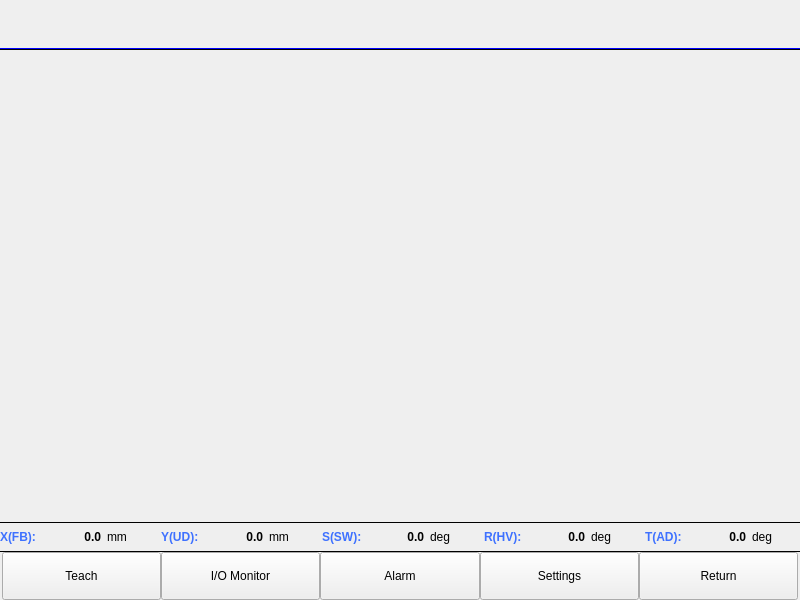
First picture: the form in mainframe_8.ui, repository GaussCheng/2-5AxisPunch, before the edit.
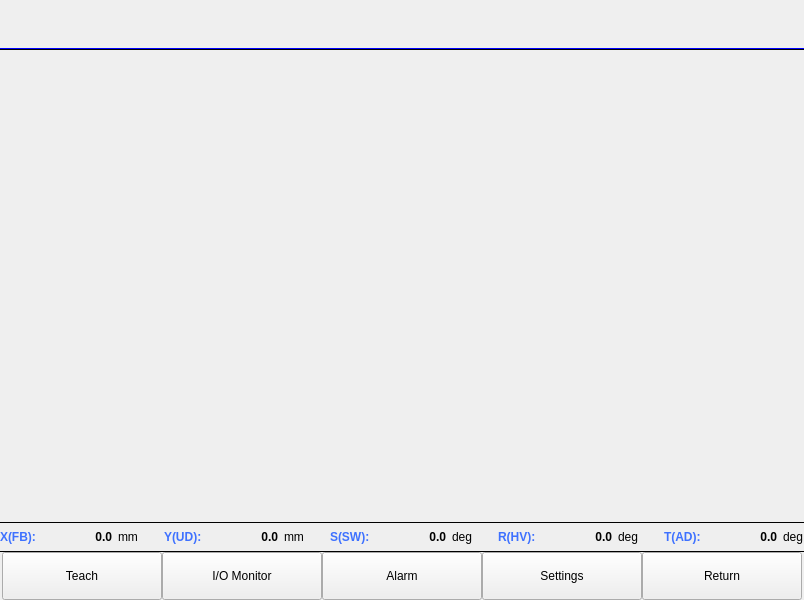
Second picture: the form after the edit. Custom widgets are drawn as their Qt base class.

Patch:
```diff
--- a/mainframe_8.ui
+++ b/mainframe_8.ui
@@ -218,10 +218,16 @@
       <widget class="QLabel" name="xCurrentPos">
        <property name="minimumSize">
         <size>
-         <width>0</width>
+         <width>70</width>
          <height>28</height>
         </size>
        </property>
+       <property name="maximumSize">
+        <size>
+         <width>70</width>
+         <height>16777215</height>
+        </size>
+       </property>
        <property name="font">
         <font>
          <weight>75</weight>
@@ -246,7 +252,7 @@
       <widget class="QLabel" name="label_22">
        <property name="minimumSize">
         <size>
-         <width>45</width>
+         <width>40</width>
          <height>0</height>
         </size>
        </property>
@@ -337,6 +343,18 @@
      </item>
      <item>
       <widget class="QLabel" name="yCurrentPos">
+       <property name="minimumSize">
+        <size>
+         <width>70</width>
+         <height>0</height>
+        </size>
+       </property>
+       <property name="maximumSize">
+        <size>
+         <width>70</width>
+         <height>16777215</height>
+        </size>
+       </property>
        <property name="font">
         <font>
          <weight>75</weight>
@@ -361,7 +379,7 @@
       <widget class="QLabel" name="label_9">
        <property name="minimumSize">
         <size>
-         <width>45</width>
+         <width>40</width>
          <height>0</height>
         </size>
        </property>
@@ -452,6 +470,18 @@
      </item>
      <item>
       <widget class="QLabel" name="zCurrentPos">
+       <property name="minimumSize">
+        <size>
+         <width>70</width>
+         <height>0</height>
+        </size>
+       </property>
+       <property name="maximumSize">
+        <size>
+         <width>70</width>
+         <height>16777215</height>
+        </size>
+       </property>
        <property name="font">
         <font>
          <weight>75</weight>
@@ -476,7 +506,7 @@
       <widget class="QLabel" name="label_10">
        <property name="minimumSize">
         <size>
-         <width>45</width>
+         <width>40</width>
          <height>0</height>
         </size>
        </property>
@@ -567,6 +597,18 @@
      </item>
      <item>
       <widget class="QLabel" name="rCurrentPos">
+       <property name="minimumSize">
+        <size>
+         <width>70</width>
+         <height>0</height>
+        </size>
+       </property>
+       <property name="maximumSize">
+        <size>
+         <width>70</width>
+         <height>16777215</height>
+        </size>
+       </property>
        <property name="font">
         <font>
          <weight>75</weight>
@@ -591,7 +633,7 @@
       <widget class="QLabel" name="label_14">
        <property name="minimumSize">
         <size>
-         <width>45</width>
+         <width>40</width>
          <height>0</height>
         </size>
        </property>
@@ -682,6 +724,18 @@
      </item>
      <item>
       <widget class="QLabel" name="tCurrentPos">
+       <property name="minimumSize">
+        <size>
+         <width>70</width>
+         <height>0</height>
+        </size>
+       </property>
+       <property name="maximumSize">
+        <size>
+         <width>70</width>
+         <height>16777215</height>
+        </size>
+       </property>
        <property name="font">
         <font>
          <weight>75</weight>
```
Left out of the diff: 11 changed lines with no effect on the pictures.
